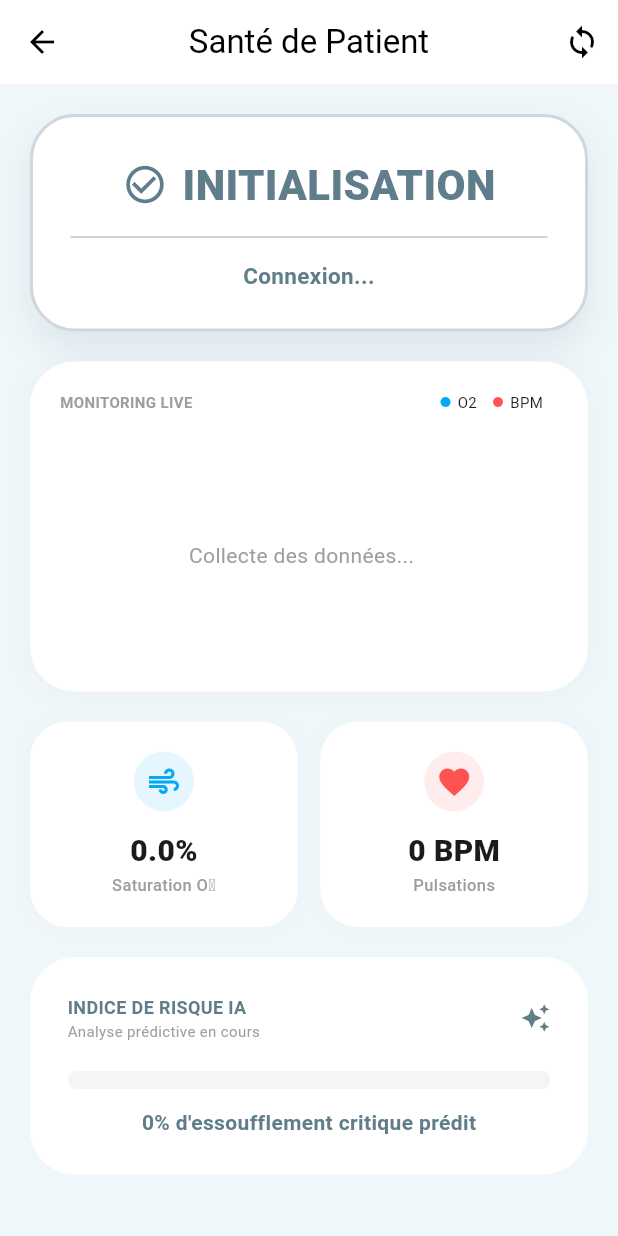
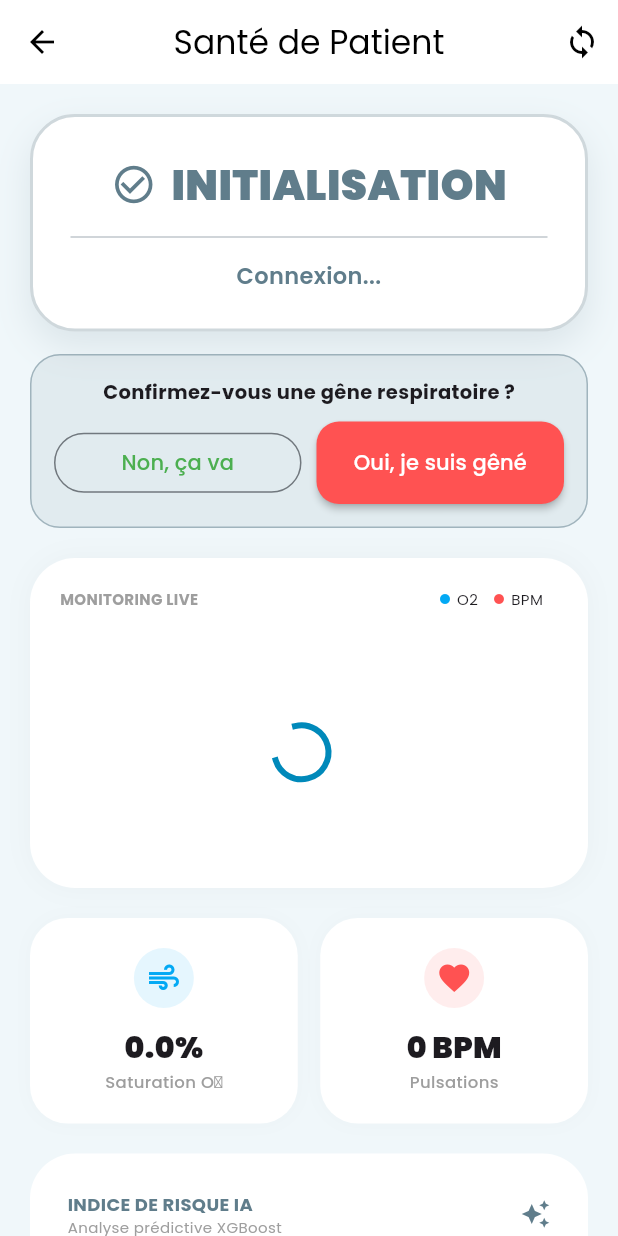
Before and after one commit to Jeffassa/smartbreath-project, a Flutter app: the DashboardScreen screen opened directly, on a phone screen of 412 x 824 dp. Run offline on Flutter 3.47's test engine with Material 3 defaults, Android fonts, the phone set to English and light mode, and no system bars; our stand-ins replace fl_chart, flutter_local_notifications, geolocator, google_fonts, image_picker.

Commit message:
Intégration du système de feedback IA et des alertes critiques

```diff
--- a/lib/screens/home/dashboard_screen.dart
+++ b/lib/screens/home/dashboard_screen.dart
@@ -20,9 +20,11 @@ class _DashboardScreenState extends State<DashboardScreen> {
   Timer? _timer;
   double _spo2 = 0.0, _riskScore = 0.0;
   int _bpm = 0;
+  int? _currentDataId;
   String _status = "INITIALISATION", _recommendation = "Connexion...";
   Color _accentColor = Colors.blueGrey;
   bool _showEmergency = false;
+  bool _feedbackSentForThisAlert = false;
   String _lastNotifiedStatus = "";
 
   final List<FlSpot> _spo2Spots = [];
@@ -32,7 +34,7 @@ class _DashboardScreenState extends State<DashboardScreen> {
   @override
   void initState() {
     super.initState();
-    _timer = Timer.periodic(const Duration(seconds: 2), (t) => _fetchLatestData());
+    _timer = Timer.periodic(const Duration(seconds: 3), (t) => _fetchLatestData());
   }
 
   @override
@@ -50,6 +52,7 @@ class _DashboardScreenState extends State<DashboardScreen> {
       if (res.statusCode == 200 && mounted) {
         final d = jsonDecode(res.body);
         setState(() {
+          _currentDataId = d['data_id'];
           _spo2 = (d['spo2'] ?? 0.0).toDouble();
           _bpm = (d['bpm'] ?? 0).toInt();
           _status = d['status'] ?? "STABLE";
@@ -57,6 +60,8 @@ class _DashboardScreenState extends State<DashboardScreen> {
           _riskScore = (d['risk_score'] ?? 0.0).toDouble();
           _showEmergency = d['emergency'] ?? false;
           _accentColor = _getColor(d['color']);
+
+          if (_status == "STABLE") _feedbackSentForThisAlert = false;
 
           _timerCounter++;
           _spo2Spots.add(FlSpot(_timerCounter, _spo2));
@@ -81,6 +86,23 @@ class _DashboardScreenState extends State<DashboardScreen> {
       }
     } catch (e) {
       debugPrint("Erreur Dashboard API: $e");
+    }
+  }
+
+  Future<void> _submitFeedback(int outcome, String note) async {
+    if (_currentDataId == null) return;
+
+    HapticFeedback.selectionClick();
+    bool success = await ApiService.sendFeedback(_currentDataId!, outcome, note);
+
+    if (success && mounted) {
+      setState(() => _feedbackSentForThisAlert = true);
+      ScaffoldMessenger.of(context).showSnackBar(
+        SnackBar(
+          content: Text(outcome == 1 ? "Alerte confirmée. Votre médecin est informé." : "Merci, nous ajustons votre profil."),
+          backgroundColor: outcome == 1 ? Colors.redAccent : Colors.green,
+        ),
+      );
     }
   }
 
@@ -121,19 +143,16 @@ class _DashboardScreenState extends State<DashboardScreen> {
           child: Column(
             children: [
               _buildStatusCard(),
+              if (_status != "STABLE" && !_feedbackSentForThisAlert) _buildFeedbackPrompt(),
               if (_showEmergency) _buildEmergencyButton(),
               const SizedBox(height: 20),
               _buildChartSection(),
               const SizedBox(height: 20),
               Row(
                 children: [
-                  Expanded(child: _buildMetricTile(
-                    "Saturation O₂", "$_spo2%", Icons.air, Colors.lightBlue
-                  )),
+                  Expanded(child: _buildMetricTile("Saturation O₂", "$_spo2%", Icons.air, Colors.lightBlue)),
                   const SizedBox(width: 15),
-                  Expanded(child: _buildMetricTile(
-                    "Pulsations", "$_bpm BPM", Icons.favorite, Colors.redAccent
-                  )),
+                  Expanded(child: _buildMetricTile("Pulsations", "$_bpm BPM", Icons.favorite, Colors.redAccent)),
                 ],
               ),
               const SizedBox(height: 20),
@@ -141,6 +160,44 @@ class _DashboardScreenState extends State<DashboardScreen> {
             ],
           ),
         ),
+      ),
+    );
+  }
+
+  Widget _buildFeedbackPrompt() {
+    return Container(
+      margin: const EdgeInsets.only(top: 15),
+      padding: const EdgeInsets.all(15),
+      decoration: BoxDecoration(
+        color: _accentColor.withOpacity(0.1),
+        borderRadius: BorderRadius.circular(20),
+        border: Border.all(color: _accentColor.withOpacity(0.5))
+      ),
+      child: Column(
+        children: [
+          const Text("Confirmez-vous une gêne respiratoire ?",
+            style: TextStyle(fontWeight: FontWeight.bold, fontSize: 13)),
+          const SizedBox(height: 10),
+          Row(
+            children: [
+              Expanded(
+                child: OutlinedButton(
+                  onPressed: () => _submitFeedback(0, "Tout va bien"),
+                  style: OutlinedButton.styleFrom(foregroundColor: Colors.green),
+                  child: const Text("Non, ça va"),
+                ),
+              ),
+              const SizedBox(width: 10),
+              Expanded(
+                child: ElevatedButton(
+                  onPressed: () => _submitFeedback(1, "Gêne confirmée via app"),
+                  style: ElevatedButton.styleFrom(backgroundColor: Colors.redAccent),
+                  child: const Text("Oui, je suis gêné"),
+                ),
+              ),
+            ],
+          )
+        ],
       ),
     );
   }
@@ -170,20 +227,11 @@ class _DashboardScreenState extends State<DashboardScreen> {
                 size: 30,
               ),
               const SizedBox(width: 10),
-              Text(
-                _status,
-                style: TextStyle(
-                  color: _accentColor,
-                  fontSize: 28,
-                  fontWeight: FontWeight.w900
-                ),
-              ),
+              Text(_status, style: TextStyle(color: _accentColor, fontSize: 28, fontWeight: FontWeight.w900)),
             ],
           ),
           const Divider(height: 30),
-          Text(
-            _recommendation,
-            textAlign: TextAlign.center,
+          Text(_recommendation, textAlign: TextAlign.center,
             style: const TextStyle(fontSize: 15, fontWeight: FontWeight.w600, color: Colors.blueGrey),
           ),
         ],
@@ -192,8 +240,7 @@ class _DashboardScreenState extends State<DashboardScreen> {
   }
 
   Widget _buildChartSection() {
-    bool hasEnoughData = _spo2Spots.length >= 2 && _bpmSpots.length >= 2;
-
+    bool hasEnoughData = _spo2Spots.length >= 2;
     return Container(
       height: 220,
       padding: const EdgeInsets.fromLTRB(10, 20, 20, 10),
@@ -213,12 +260,10 @@ class _DashboardScreenState extends State<DashboardScreen> {
                 Row(
                   children: [
                     Icon(Icons.circle, size: 8, color: Colors.lightBlue),
-                    SizedBox(width: 4),
-                    Text("O2", style: TextStyle(fontSize: 10)),
+                    SizedBox(width: 4), Text("O2", style: TextStyle(fontSize: 10)),
                     SizedBox(width: 10),
                     Icon(Icons.circle, size: 8, color: Colors.redAccent),
-                    SizedBox(width: 4),
-                    Text("BPM", style: TextStyle(fontSize: 10)),
+                    SizedBox(width: 4), Text("BPM", style: TextStyle(fontSize: 10)),
                   ],
                 ),
               ],
@@ -227,7 +272,7 @@ class _DashboardScreenState extends State<DashboardScreen> {
           const SizedBox(height: 15),
           Expanded(
             child: !hasEnoughData
-              ? const Center(child: Text("Collecte des données...", style: TextStyle(color: Colors.grey)))
+              ? const Center(child: CircularProgressIndicator())
               : LineChart(
                   LineChartData(
                     gridData: const FlGridData(show: false),
@@ -266,15 +311,11 @@ class _DashboardScreenState extends State<DashboardScreen> {
           Provider.of<AuthProvider>(context, listen: false).patientName ?? "Patient"
         ),
         icon: const Icon(Icons.emergency_share, color: Colors.white),
-        label: const Text(
-          "DÉCLENCHER ALERTE URGENCE",
-          style: TextStyle(color: Colors.white, fontWeight: FontWeight.bold, letterSpacing: 1.1),
-        ),
+        label: const Text("DÉCLENCHER ALERTE URGENCE", style: TextStyle(color: Colors.white, fontWeight: FontWeight.bold)),
         style: ElevatedButton.styleFrom(
           backgroundColor: Colors.red[700],
           minimumSize: const Size(double.infinity, 65),
           shape: RoundedRectangleBorder(borderRadius: BorderRadius.circular(20)),
-          elevation: 5,
         ),
       ),
     );
@@ -319,7 +360,7 @@ class _DashboardScreenState extends State<DashboardScreen> {
                 crossAxisAlignment: CrossAxisAlignment.start,
                 children: [
                   Text("INDICE DE RISQUE IA", style: TextStyle(fontWeight: FontWeight.bold, fontSize: 12, color: Colors.blueGrey)),
-                  Text("Analyse prédictive en cours", style: TextStyle(fontSize: 10, color: Colors.grey)),
+                  Text("Analyse prédictive XGBoost", style: TextStyle(fontSize: 10, color: Colors.grey)),
                 ],
               ),
               Icon(Icons.auto_awesome, size: 20, color: _accentColor),
@@ -334,8 +375,7 @@ class _DashboardScreenState extends State<DashboardScreen> {
             borderRadius: BorderRadius.circular(10),
           ),
           const SizedBox(height: 12),
-          Text(
-            "${(_riskScore * 100).toInt()}% d'essoufflement critique prédit",
+          Text("${(_riskScore * 100).toInt()}% de risque détecté",
             style: TextStyle(fontWeight: FontWeight.bold, color: _accentColor, fontSize: 14),
           ),
         ],
```
Also changed, not shown: lib/main.dart (+28 -5 lines), lib/models/respiratory_data.dart (added, +22 -0 lines), lib/services/api_service.dart (+39 -9 lines), lib/services/emergency_service.dart (+14 -14 lines), lib/services/notification_service.dart (+19 -10 lines), lib/widgets/feedback_dialog.dart (added, +29 -0 lines), pubspec.yaml (+17 -69 lines), 1 other file.
